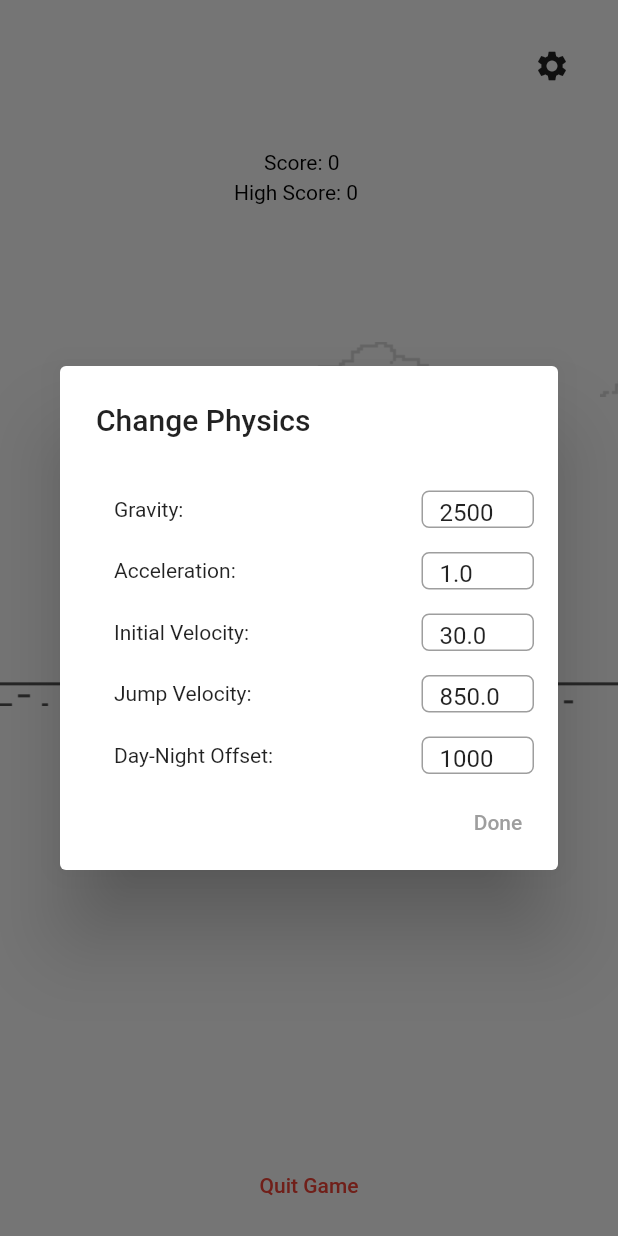
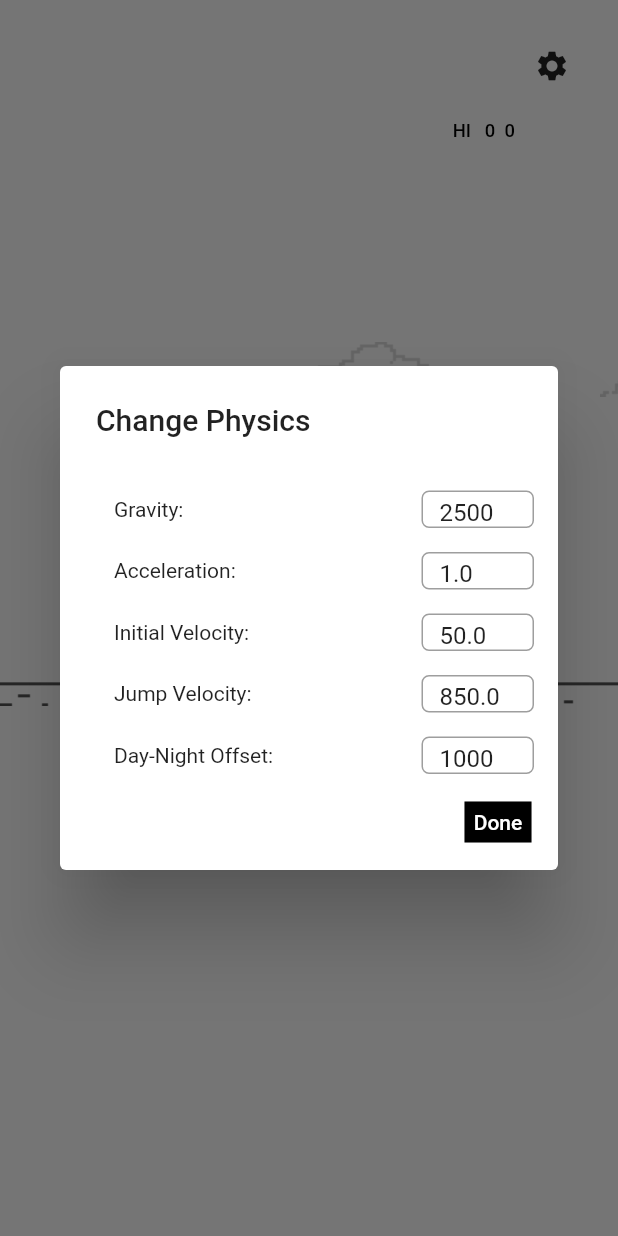
Before and after one commit to Gayathri-GA/dinosaur_game, a Flutter app: the GameScreen widget shown alone on an empty page, opened directly, after a tap on the "settings" icon, on a phone screen of 412 x 824 dp. Run offline on Flutter 3.47's test engine with Material 2 defaults, Android fonts, the light colour scheme and no system bars; our stand-ins replace connectivity_plus.

Commit message:
Completed blockers reduction, modifying jump functionality, score alignment, start on spaceclick

```diff
--- a/lib/constants/constants.dart
+++ b/lib/constants/constants.dart
@@ -1,6 +1,6 @@
 int gravity = 2500;
 const int worlToPixelRatio = 10;
-double initialVelocity = 30;
+double initialVelocity = 50;
 double acceleration = 1;
 int dayNightOffest = 1000;
 double jumpVelocity = 850;
--- a/lib/main.dart
+++ b/lib/main.dart
@@ -1,5 +1,6 @@
 import 'package:dinosaur_game/screens/home_screen.dart';
 import 'package:flutter/material.dart';
+import 'package:flutter/services.dart';
 
 void main() {
   runApp(const MyApp());
@@ -12,6 +13,9 @@ class MyApp extends StatelessWidget {
   @override
   Widget build(BuildContext context) {
     return MaterialApp(
+      shortcuts: {
+        LogicalKeySet(LogicalKeyboardKey.space): const ActivateIntent(),
+      },
       title: 'Flutter Dinosaur Game',
       theme: ThemeData(
         primarySwatch: Colors.blue,
--- a/lib/objects/cactus.dart
+++ b/lib/objects/cactus.dart
@@ -7,28 +7,16 @@ import 'package:flutter/material.dart';
 
 List<GroundElements> cactus = [
   GroundElements()
-    ..imagePath = "assets/cactus/cactus_group.png"
-    ..imageWidth = 104
-    ..imageHeight = 100,
-  GroundElements()
     ..imagePath = "assets/cactus/cactus_one.png"
     ..imageWidth = 50
     ..imageHeight = 100,
   GroundElements()
-    ..imagePath = "assets/cactus/cactus_two.png"
-    ..imageWidth = 98
-    ..imageHeight = 100,
-  GroundElements()
     ..imagePath = "assets/cactus/cactus_small_one.png"
-    ..imageWidth = 34
+    ..imageWidth = 54
     ..imageHeight = 70,
   GroundElements()
     ..imagePath = "assets/cactus/cactus_small_two.png"
-    ..imageWidth = 68
-    ..imageHeight = 70,
-  GroundElements()
-    ..imagePath = "assets/cactus/cactus_small_three.png"
-    ..imageWidth = 107
+    ..imageWidth = 58
     ..imageHeight = 70,
 ];
 
--- a/lib/screens/game_screen.dart
+++ b/lib/screens/game_screen.dart
@@ -8,6 +8,7 @@ import 'package:dinosaur_game/objects/game_element.dart';
 import 'package:dinosaur_game/objects/ground.dart';
 import 'package:dinosaur_game/utils/size_config.dart';
 import 'package:flutter/material.dart';
+import 'package:flutter/services.dart';
 
 class GameScreen extends StatefulWidget {
   const GameScreen({super.key});
@@ -51,6 +52,8 @@ class _GameScreenState extends State<GameScreen>
     Cloud(worldLocation: const Offset(200, 10)),
     Cloud(worldLocation: const Offset(350, -10)),
   ];
+  final FocusNode _keyboardFocus = FocusNode();
+  bool showGameOver = false;
 
   ///
   @override
@@ -59,7 +62,6 @@ class _GameScreenState extends State<GameScreen>
     worldController =
         AnimationController(vsync: this, duration: const Duration(days: 99));
     worldController.addListener(updateGame);
-    // worldController.forward();
     gameOver();
   }
 
@@ -79,10 +81,11 @@ class _GameScreenState extends State<GameScreen>
       dino.state = DinoState.running;
       dino.dispY = 0;
       worldController.reset();
+      showGameOver = false;
       cactusList = [
         Cactus(worldLocation: const Offset(200, 0)),
-        Cactus(worldLocation: const Offset(300, 0)),
-        Cactus(worldLocation: const Offset(450, 0)),
+        Cactus(worldLocation: const Offset(350, 0)),
+        Cactus(worldLocation: const Offset(500, 0)),
       ];
 
       groundList = [
@@ -126,6 +129,7 @@ class _GameScreenState extends State<GameScreen>
       for (Cactus cactus in cactusList) {
         Rect obstacleRect = cactus.getRect(screenSize, runDistance);
         if (dinoRect.overlaps(obstacleRect.deflate(20))) {
+          showGameOver = true;
           gameOver();
         }
 
@@ -183,6 +187,23 @@ class _GameScreenState extends State<GameScreen>
     }
   }
 
+  // Handling Keyboard events
+  void handleKeyboard(RawKeyEvent keyEvent) {
+    if (keyEvent.runtimeType == RawKeyDownEvent) {
+      switch (keyEvent.logicalKey.debugName) {
+        case "Space":
+          if (dino.state != DinoState.dead) {
+            dino.jump();
+          }
+          if (dino.state == DinoState.dead) {
+            newGame();
+          }
+          break;
+        default:
+      }
+    }
+  }
+
   @override
   void dispose() {
     gravityController.dispose();
@@ -221,21 +242,15 @@ class _GameScreenState extends State<GameScreen>
         ),
       );
     }
-    return AnimatedContainer(
+    return RawKeyboardListener(
+      focusNode: _keyboardFocus,
+      autofocus: true,
+      onKey: handleKeyboard,
+      child: AnimatedContainer(
         duration: const Duration(milliseconds: 5000),
         color: (runDistance ~/ dayNightOffest) % 2 == 0
             ? Colors.white
             : Colors.black,
-      child: GestureDetector(
-        behavior: HitTestBehavior.translucent,
-        onTap: () {
-          if (dino.state != DinoState.dead) {
-            dino.jump();
-          }
-          if (dino.state == DinoState.dead) {
-            newGame();
-          }
-        },
         child: Stack(
           alignment: Alignment.center,
           children: [
@@ -244,11 +259,13 @@ class _GameScreenState extends State<GameScreen>
               animation: worldController,
               builder: (context, _) {
                 return Positioned(
-                  left: screenSize.width / 2 - 30,
-                  top: 100,
+                  right: screenSize.width / 6,
+                  top: 80,
                   child: Text(
-                    'Score: ' + runDistance.toInt().toString(),
+                    'HI   $highScore  ${runDistance.toInt()}',
                     style: TextStyle(
+                      fontSize: 20.toFont,
+                      fontWeight: FontWeight.w500,
                       color: (runDistance ~/ dayNightOffest) % 2 == 0
                           ? Colors.black
                           : Colors.white,
@@ -257,23 +274,43 @@ class _GameScreenState extends State<GameScreen>
                 );
               },
             ),
-            AnimatedBuilder(
+            showGameOver
+                ? AnimatedBuilder(
                     animation: worldController,
                     builder: (context, _) {
                       return Positioned(
-                  left: screenSize.width / 2 - 50,
-                  top: 120,
-                  child: Text(
-                    'High Score: ' + highScore.toString(),
+                        left: screenSize.width / 2 - 30,
+                        top: 100,
+                        child: Column(
+                          children: [
+                            Text(
+                              'Game Over',
                               style: TextStyle(
-                      color: (runDistance ~/ dayNightOffest) % 2 == 0
-                          ? Colors.black
-                          : Colors.white,
+                                fontSize: 22.toFont,
+                                fontWeight: FontWeight.w600,
+                                color: Colors.black,
                               ),
+                            ),
+                            SizedBox(
+                              height: 10.toHeight,
+                            ),
+                            Icon(
+                              Icons.refresh_rounded,
+                              size: 30.toFont,
+                            )
+                          ],
                         ),
                       );
                     },
-            ),
+                  )
+                : AnimatedBuilder(
+                    animation: worldController,
+                    builder: (context, _) {
+                      return Positioned(
+                          left: screenSize.width / 2 - 30,
+                          top: 100,
+                          child: const SizedBox());
+                    }),
             Positioned(
               right: 20,
               top: 20,
@@ -299,6 +336,8 @@ class _GameScreenState extends State<GameScreen>
                                 children: [
                                   const Text("Gravity:"),
                                   SizedBox(
+                                    height: 25,
+                                    width: 75,
                                     child: TextField(
                                       controller: gravityController,
                                       key: UniqueKey(),
@@ -310,8 +349,6 @@ class _GameScreenState extends State<GameScreen>
                                         ),
                                       ),
                                     ),
-                                    height: 25,
-                                    width: 75,
                                   ),
                                 ],
                               ),
@@ -329,6 +366,8 @@ class _GameScreenState extends State<GameScreen>
                                 children: [
                                   const Text("Acceleration:"),
                                   SizedBox(
+                                    height: 25,
+                                    width: 75,
                                     child: TextField(
                                       controller: accelerationController,
                                       key: UniqueKey(),
@@ -340,8 +379,6 @@ class _GameScreenState extends State<GameScreen>
                                         ),
                                       ),
                                     ),
-                                    height: 25,
-                                    width: 75,
                                   ),
                                 ],
                               ),
@@ -359,6 +396,8 @@ class _GameScreenState extends State<GameScreen>
                                 children: [
                                   const Text("Initial Velocity:"),
                                   SizedBox(
+                                    height: 25,
+                                    width: 75,
                                     child: TextField(
                                       controller: runVelocityController,
                                       key: UniqueKey(),
@@ -370,8 +409,6 @@ class _GameScreenState extends State<GameScreen>
                                         ),
                                       ),
                                     ),
-                                    height: 25,
-                                    width: 75,
                                   ),
                                 ],
                               ),
@@ -389,6 +426,8 @@ class _GameScreenState extends State<GameScreen>
                                 children: [
                                   const Text("Jump Velocity:"),
                                   SizedBox(
+                                    height: 25,
+                                    width: 75,
                                     child: TextField(
                                       controller: jumpVelocityController,
                                       key: UniqueKey(),
@@ -400,8 +439,6 @@ class _GameScreenState extends State<GameScreen>
                                         ),
                                       ),
                                     ),
-                                    height: 25,
-                                    width: 75,
                                   ),
                                 ],
                               ),
@@ -419,6 +456,8 @@ class _GameScreenState extends State<GameScreen>
                                 children: [
                                   const Text("Day-Night Offset:"),
                                   SizedBox(
+                                    height: 25,
+                                    width: 75,
                                     child: TextField(
                                       controller: dayNightOffestController,
                                       key: UniqueKey(),
@@ -430,8 +469,6 @@ class _GameScreenState extends State<GameScreen>
                                         ),
                                       ),
                                     ),
-                                    height: 25,
-                                    width: 75,
                                   ),
                                 ],
                               ),
@@ -450,9 +487,15 @@ class _GameScreenState extends State<GameScreen>
                                   int.parse(dayNightOffestController.text);
                               Navigator.of(context).pop();
                             },
+                            child: Container(
+                              padding: EdgeInsets.symmetric(
+                                  horizontal: 10.toWidth,
+                                  vertical: 10.toHeight),
+                              color: Colors.black,
                               child: const Text(
                                 "Done",
-                              style: TextStyle(color: Colors.grey),
+                                style: TextStyle(color: Colors.white),
+                              ),
                             ),
                           )
                         ],
@@ -462,18 +505,6 @@ class _GameScreenState extends State<GameScreen>
                 },
               ),
             ),
-            Positioned(
-              bottom: 10,
-              child: TextButton(
-                onPressed: () {
-                  gameOver();
-                },
-                child: const Text(
-                  "Quit Game",
-                  style: TextStyle(color: Colors.red),
-                ),
-              ),
-            ),
           ],
         ),
       ),
```
Also changed, not shown: assets/cactus/cactus_group.png (deleted), assets/cactus/cactus_small_three.png (deleted), assets/cactus/cactus_two.png (deleted). Lines whose indentation alone changed are shown as unchanged.
